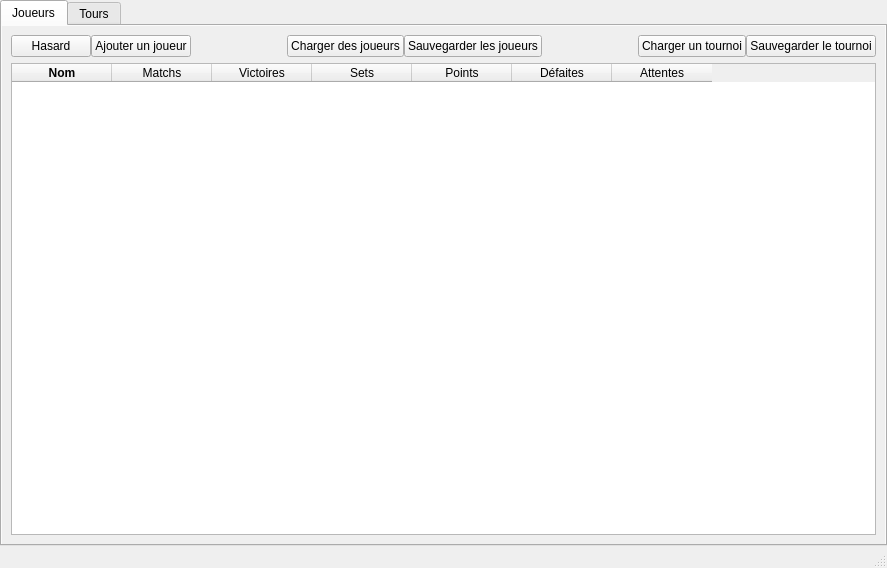
First picture: the form in mainwindow/mainwindow.ui, repository dsarrut/btm, before the edit.
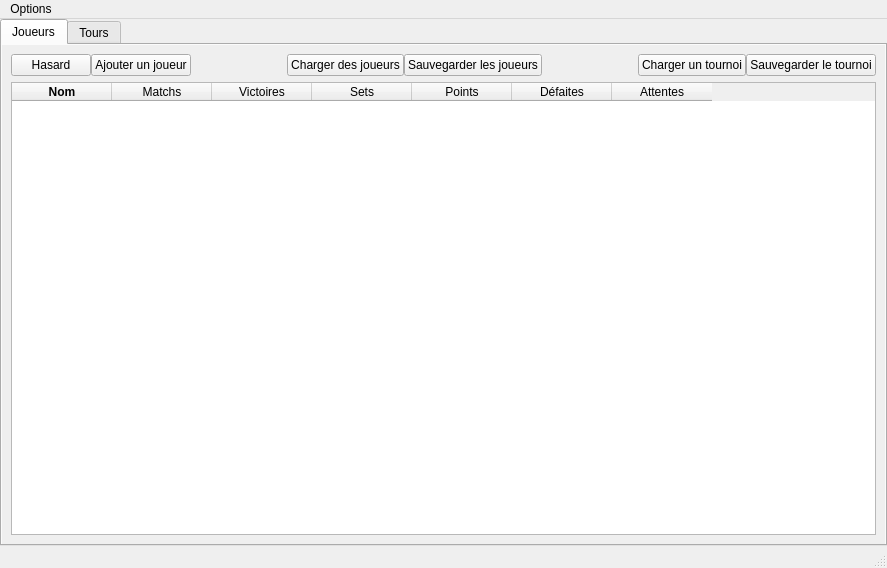
Second picture: the form after the edit. Icons and pictures are not drawn. Custom widgets are drawn as their Qt base class.

What changed in the file:
```diff
--- a/mainwindow/mainwindow.ui
+++ b/mainwindow/mainwindow.ui
@@ -383,6 +383,14 @@
    <property name="nativeMenuBar">
     <bool>false</bool>
    </property>
+   <widget class="QMenu" name="menuOptions">
+    <property name="title">
+     <string>Options</string>
+    </property>
+    <addaction name="actionRemoteDisplay"/>
+    <addaction name="actionScore"/>
+   </widget>
+   <addaction name="menuOptions"/>
   </widget>
   <action name="actionRemoteDisplay">
    <property name="icon">
```
Left out of the diff: 5 changed lines with no effect on the pictures.
